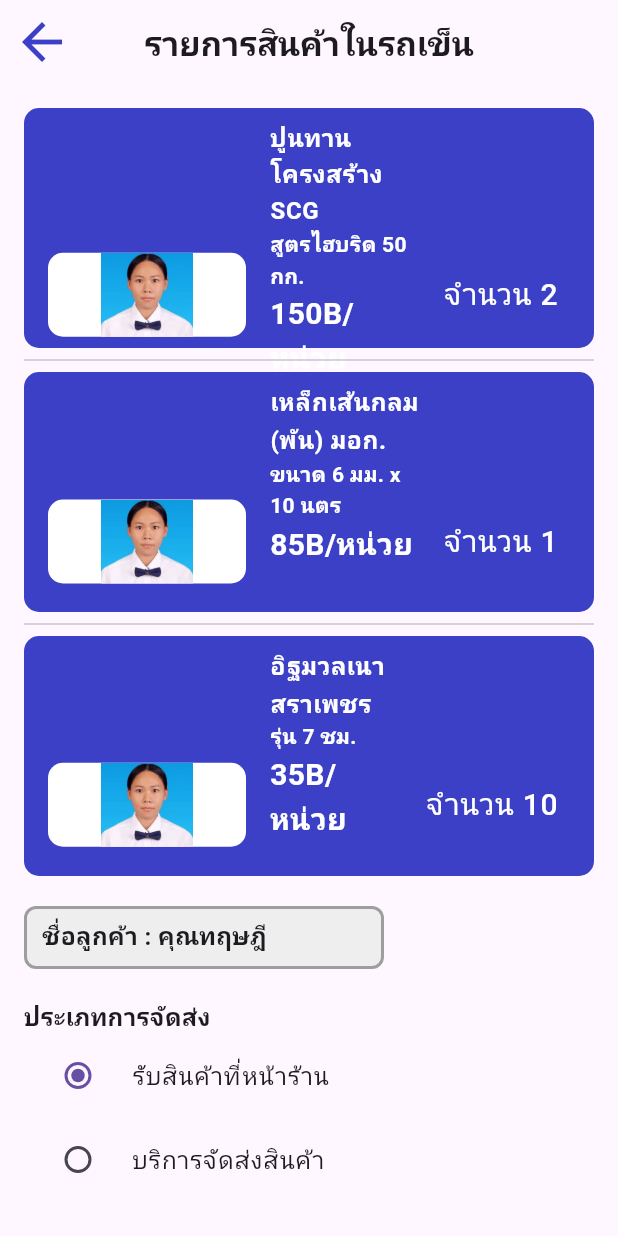
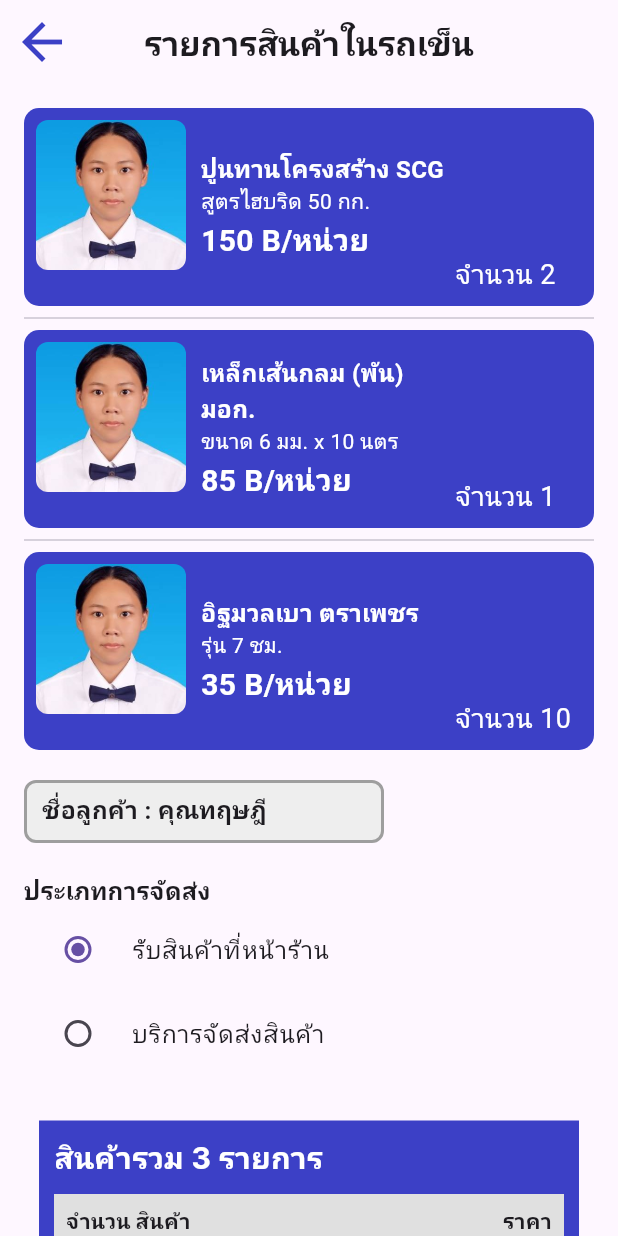
Before and after one commit to Raveeploy042/ITDS283_Section2_Group21, a Flutter app: the CartPage screen opened by its route, on a phone screen of 412 x 824 dp. Run offline on Flutter 3.47's test engine with Material 3 defaults, Android fonts, the light colour scheme and no system bars; our stand-ins replace geocoding, geolocator, google_maps_flutter; missing offline and left inert: google_maps_webservice.

Commit message:
update ja

```diff
--- a/application/lib/page/cart_page.dart
+++ b/application/lib/page/cart_page.dart
@@ -29,7 +29,7 @@ class _CartPageState extends State<CartPage> {
       'quantity': 1,
     },
     {
-      'name': 'อิฐมวลเนา สราเพชร',
+      'name': 'อิฐมวลเบา ตราเพชร',
       'spec': 'รุ่น 7 ชม.',
       'price': 35,
       'quantity': 10,
@@ -48,12 +48,15 @@ class _CartPageState extends State<CartPage> {
     return Scaffold(
       appBar: AppBar(
         leading: IconButton(
-          icon: Icon(Icons.arrow_back , size: 40,color: Color(0xFF3C40C6),),
+          icon: Icon(Icons.arrow_back, size: 40, color: Color(0xFF3C40C6)),
           onPressed: () {
             Navigator.pop(context); // or your custom logic
           },
         ),
-        title: const Text('รายการสินค้าในรถเข็น', style: TextStyle(fontWeight: FontWeight.bold),),
+        title: const Text(
+          'รายการสินค้าในรถเข็น',
+          style: TextStyle(fontWeight: FontWeight.bold),
+        ),
         centerTitle: true,
       ),
       body: SingleChildScrollView(
@@ -71,40 +74,75 @@ class _CartPageState extends State<CartPage> {
                 final item = _products[index];
                 return Container(
                   width: 372,
-                  height: 160,
+                  height: 132,
+                  padding: const EdgeInsets.all(8),
                   decoration: BoxDecoration(
-                    color: Color(0xFF3C40C6),
-                    borderRadius: BorderRadius.circular(10)
+                    color: const Color(0xFF3C40C6),
+                    borderRadius: BorderRadius.circular(10),
                   ),
-                  child: ListTile(
-                    leading: Container(
-                      width: 132,
-                      height: 132,
-                      decoration: BoxDecoration(
-                        color: Colors.white,
-                        borderRadius: BorderRadius.circular(10)
-                      ),
-                      child: ClipRRect(
-                        borderRadius: BorderRadius.circular(10),
+                  child: Row(
+                    crossAxisAlignment: CrossAxisAlignment.start,
+                    children: [
+                      // รูปสินค้า
+                      ClipRRect(
+                        borderRadius: BorderRadius.circular(8),
                         child: Image.asset(
                           'assets/Team02.jpg',
-                          width: 132,
-                          height: 132,
-                          fit: BoxFit.contain,),
+                          width: 100,
+                          height: 100,
+                          fit: BoxFit.cover,
                         ),
                       ),
-                    title: Text(
+                      const SizedBox(width: 10),
+                      // รายละเอียดสินค้า
+                      Expanded(
+                        flex: 4,
+                        child: Column(
+                          crossAxisAlignment: CrossAxisAlignment.start,
+                          mainAxisAlignment: MainAxisAlignment.center,
+                          children: [
+                            Text(
                               item['name'],
-                      style: const TextStyle(fontWeight: FontWeight.bold, color: Colors.white, fontSize: 16),
+                              style: const TextStyle(
+                                fontWeight: FontWeight.bold,
+                                fontSize: 16,
+                                color: Colors.white,
                               ),
-                    subtitle: Column(
-                      crossAxisAlignment: CrossAxisAlignment.start,
-                      children: [
-                        Text(item['spec'], style: TextStyle(color: Colors.white, fontWeight: FontWeight.bold),),
-                        Text('${item['price']}B/หน่วย', style: TextStyle(color: Colors.white, fontSize: 20, fontWeight: FontWeight.bold),),
+                              maxLines: 2,
+                              overflow: TextOverflow.ellipsis,
+                            ),
+                            Text(
+                              item['spec'],
+                              style: const TextStyle(color: Colors.white),
+                              maxLines: 1,
+                              overflow: TextOverflow.ellipsis,
+                            ),
+                            Text(
+                              '${item['price']} B/หน่วย',
+                              style: const TextStyle(
+                                color: Colors.white,
+                                fontWeight: FontWeight.bold,
+                                fontSize: 20
+                              ),
+                            ),
                           ],
                         ),
-                    trailing: Text('จำนวน ${item['quantity']}', style: TextStyle(color: Colors.white, fontSize: 20),),
+                      ),
+                      // จำนวน
+                      Expanded(
+                        flex: 2,
+                        child: Align(
+                          alignment: Alignment.bottomLeft,
+                          child: Text(
+                            'จำนวน ${item['quantity']}',
+                            style: const TextStyle(
+                              color: Colors.white,
+                              fontSize: 18,
+                            ),
+                          ),
+                        ),
+                      ),
+                    ],
                   ),
                 );
               },
@@ -118,11 +156,8 @@ class _CartPageState extends State<CartPage> {
               child: DecoratedBox(
                 decoration: BoxDecoration(
                   color: Color(0xFFEEEEEE),
-                border: Border.all(
-                  color: Colors.grey,
-                  width: 2
-                  ),
-                borderRadius: BorderRadius.circular(8)
+                  border: Border.all(color: Colors.grey, width: 2),
+                  borderRadius: BorderRadius.circular(8),
                 ),
                 child: Padding(
                   padding: EdgeInsets.symmetric(horizontal: 12, vertical: 8),
@@ -167,7 +202,7 @@ class _CartPageState extends State<CartPage> {
               Padding(
                 padding: const EdgeInsets.only(left: 28.0),
                 child: GestureDetector(
-                  onTap: () async{
+                  onTap: () async {
                     final result = await Navigator.push(
                       context,
                       MaterialPageRoute(builder: (context) => MapPage()),
@@ -182,61 +217,118 @@ class _CartPageState extends State<CartPage> {
               ),
 
             const SizedBox(height: 20),
+
             // สรุปคำสั่งซื้อ
-            const Text(
-              'สินค้ารวม ${3} รายการ',
-              style: TextStyle(fontSize: 16, fontWeight: FontWeight.bold),
-            ),
-            Table(
-              columnWidths: const {
-                0: FlexColumnWidth(1),
-                1: FlexColumnWidth(3),
-                2: FlexColumnWidth(2),
-              },
-              children: [
-                const TableRow(
+            Container(
+              color: const Color(0xFF3C40C6),
+              width: double.infinity,
+              margin: const EdgeInsets.all(10),
+              padding: const EdgeInsets.all(10),
+              child: Column(
+                crossAxisAlignment: CrossAxisAlignment.start,
                 children: [
                   Text(
+                    'สินค้ารวม ${_products.length} รายการ',
+                    style: const TextStyle(
+                      fontFamily: 'Inter',
+                      fontSize: 20,
+                      fontWeight: FontWeight.bold,
+                      color: Colors.white,
+                    ),
+                  ),
+                  const SizedBox(height: 10),
+                  Container(
+                    color: Colors.grey[300],
+                    padding: const EdgeInsets.symmetric(
+                      vertical: 8,
+                      horizontal: 8,
+                    ),
+                    child: const Row(
+                      children: [
+                        Expanded(
+                          flex: 1,
+                          child: Text(
                             'จำนวน',
                             style: TextStyle(fontWeight: FontWeight.bold),
                           ),
-                    Text(
+                        ),
+                        Expanded(
+                          flex: 4,
+                          child: Text(
                             'สินค้า',
                             style: TextStyle(fontWeight: FontWeight.bold),
                           ),
-                    Text('ราคา', style: TextStyle(fontWeight: FontWeight.bold)),
-                  ],
                         ),
-                ..._products.map(
-                  (item) => TableRow(
-                    children: [
-                      Text('${item['quantity']}'),
-                      Text(item['name']),
-                      Text(
-                        '${(item['price'] * item['quantity']).toStringAsFixed(2)}B',
+                        Expanded(
+                          flex: 2,
+                          child: Text(
+                            'ราคา',
+                            textAlign: TextAlign.end,
+                            style: TextStyle(fontWeight: FontWeight.bold),
+                          ),
                         ),
                       ],
                     ),
                   ),
-                TableRow(
+                  ..._products.map(
+                    (item) => Padding(
+                      padding: const EdgeInsets.symmetric(
+                        vertical: 8,
+                        horizontal: 8,
+                      ),
+                      child: Row(
                         children: [
-                    const Text(
-                      'รวม',
-                      style: TextStyle(fontWeight: FontWeight.bold),
+                          Expanded(
+                            flex: 1,
+                            child: Text(
+                              '${item['quantity']}',
+                              style: const TextStyle(
+                                color: Colors.white,
+                                fontWeight: FontWeight.bold,
                               ),
-                    const Text(''),
-                    Text(
-                      '${_totalPrice.toStringAsFixed(2)}B',
-                      style: const TextStyle(fontWeight: FontWeight.bold),
+                            ),
+                          ),
+                          Expanded(
+                            flex: 4,
+                            child: Text(
+                              item['name'],
+                              overflow: TextOverflow.ellipsis,
+                              style: const TextStyle(
+                                color: Colors.white,
+                                fontWeight: FontWeight.bold,
+                              ),
+                            ),
+                          ),
+                          Expanded(
+                            flex: 2,
+                            child: Text(
+                              '${item['price'] * item['quantity']} B',
+                              textAlign: TextAlign.end,
+                              style: const TextStyle(
+                                color: Colors.white,
+                                fontWeight: FontWeight.bold,
+                              ),
+                            ),
                           ),
                         ],
                       ),
+                    ),
+                  ),
+                  const SizedBox(height: 20),
+                  Text(
+                    'รวมทั้งหมด: $_totalPrice บาท',
+                    style: const TextStyle(
+                      color: Colors.white,
+                      fontSize: 22,
+                      fontWeight: FontWeight.bold,
+                    ),
+                  ),
                 ],
+              ),
             ),
 
             const SizedBox(height: 30),
             Row(
-
               children: [
                 Expanded(
                   child: ElevatedButton(
```
Lines whose indentation alone changed are shown as unchanged.
